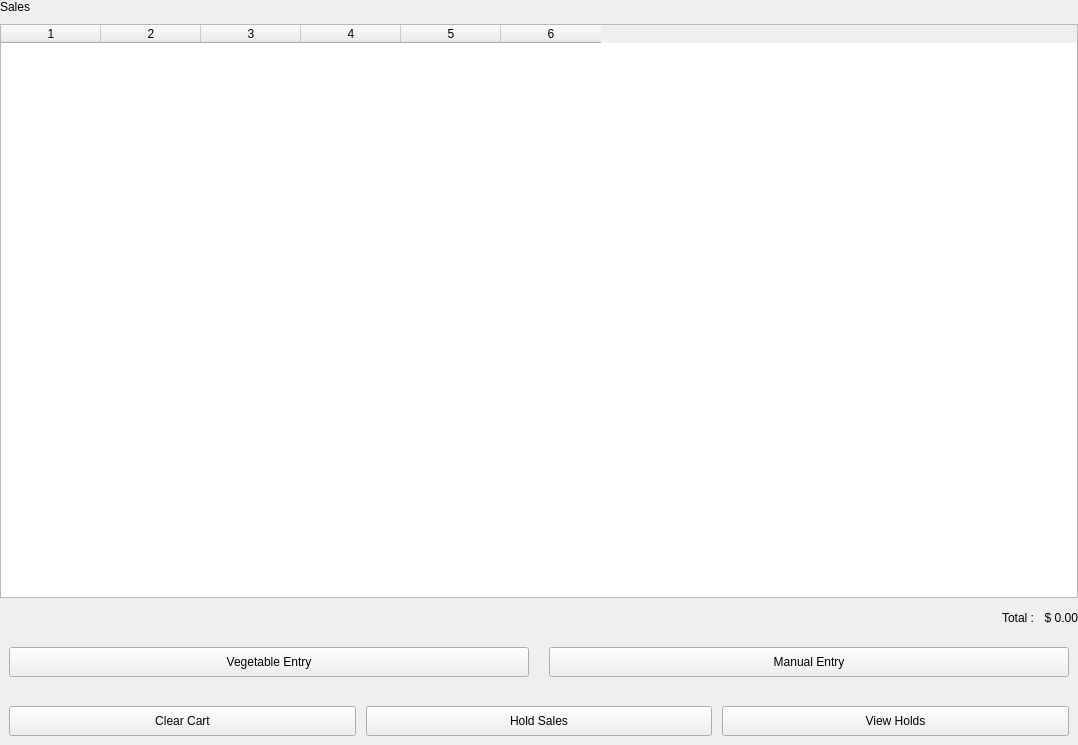
First picture: the form in Project/ui/sales_frame.ui, repository Selvam-T/POS, before the edit.
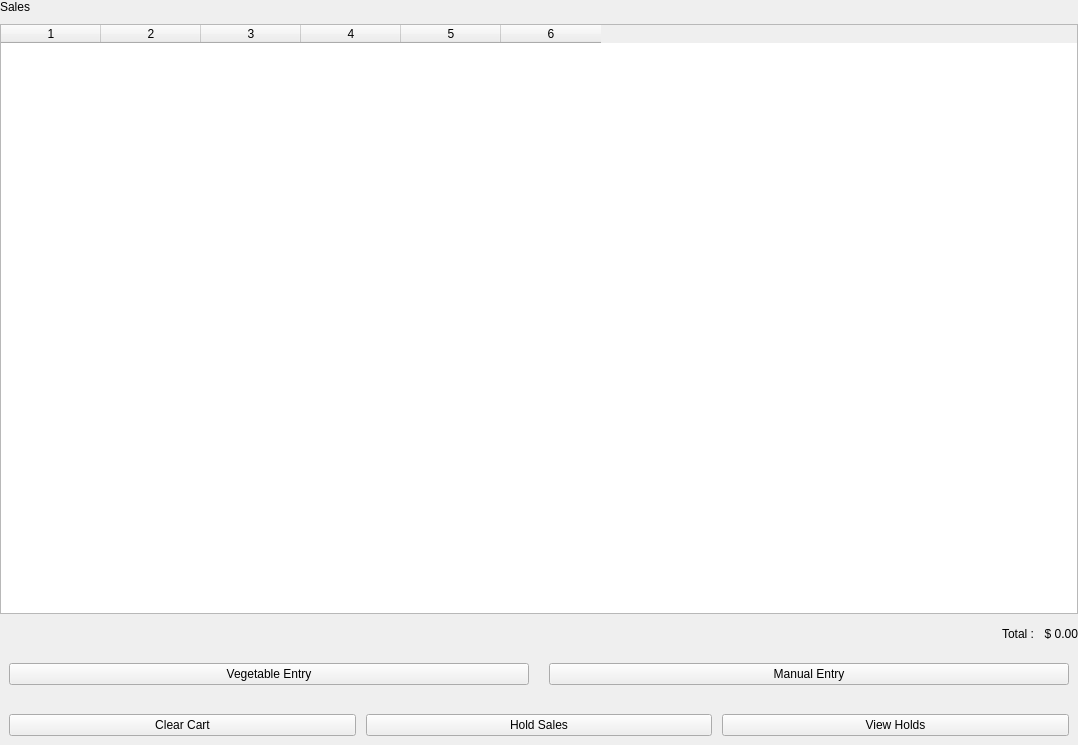
Second picture: the form after the edit.

Commit message: payment_frame.ui 2nd screen button added, not wired in .py

Patch:
```diff
--- a/Project/ui/sales_frame.ui
+++ b/Project/ui/sales_frame.ui
@@ -156,7 +156,7 @@
         <property name="minimumSize">
          <size>
           <width>0</width>
-          <height>30</height>
+          <height>0</height>
          </size>
         </property>
         <property name="text">
@@ -169,7 +169,7 @@
         <property name="minimumSize">
          <size>
           <width>0</width>
-          <height>30</height>
+          <height>0</height>
          </size>
         </property>
         <property name="text">
@@ -200,7 +200,7 @@
         <property name="minimumSize">
          <size>
           <width>0</width>
-          <height>30</height>
+          <height>0</height>
          </size>
         </property>
         <property name="text">
@@ -213,7 +213,7 @@
         <property name="minimumSize">
          <size>
           <width>0</width>
-          <height>30</height>
+          <height>0</height>
          </size>
         </property>
         <property name="text">
@@ -226,7 +226,7 @@
         <property name="minimumSize">
          <size>
           <width>0</width>
-          <height>30</height>
+          <height>0</height>
          </size>
         </property>
         <property name="text">
```
The commit also changes 10 other files.
